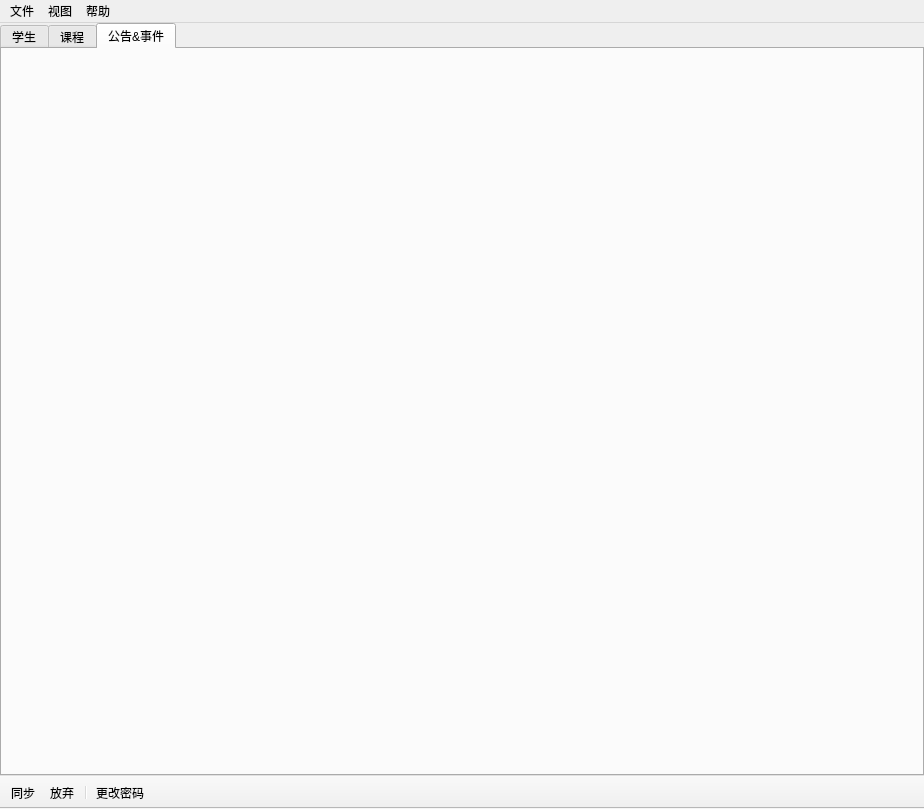
Above: src/ClassAdmin/MainWindow.ui from bili9blood/ClassSystem before the change. Below: the same form after it.
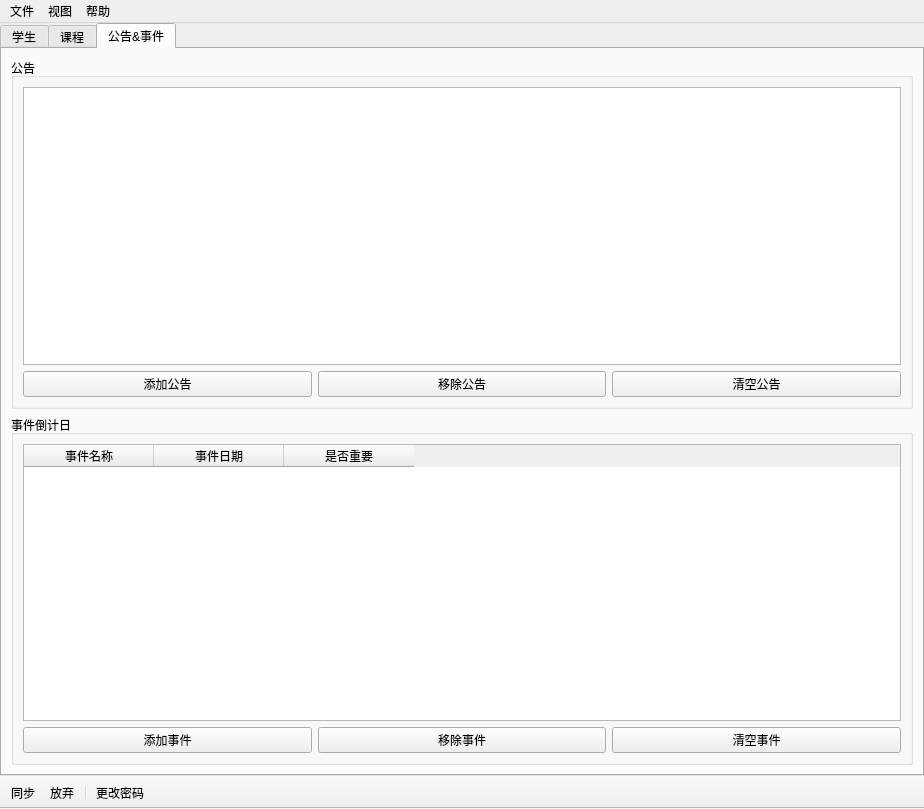
That is the form after the change. The open tabs and pages were chosen to show the change. Icons and pictures are not drawn.

Commit message: ✨ feat(ClassAdmin): 可编辑公告、事件

```diff
--- a/src/ClassAdmin/MainWindow.ui
+++ b/src/ClassAdmin/MainWindow.ui
@@ -565,6 +565,126 @@
        <attribute name="title">
         <string>公告&amp;&amp;事件</string>
        </attribute>
+       <layout class="QVBoxLayout" name="verticalLayout_4">
+        <item>
+         <widget class="QGroupBox" name="groupBoxNotices">
+          <property name="title">
+           <string>公告</string>
+          </property>
+          <layout class="QGridLayout" name="gridLayout_6">
+           <item row="1" column="0">
+            <widget class="QPushButton" name="btnAddNotice">
+             <property name="text">
+              <string>添加公告</string>
+             </property>
+            </widget>
+           </item>
+           <item row="1" column="1">
+            <widget class="QPushButton" name="btnRemoveNotice">
+             <property name="text">
+              <string>移除公告</string>
+             </property>
+            </widget>
+           </item>
+           <item row="1" column="2">
+            <widget class="QPushButton" name="btnClearNotices">
+             <property name="text">
+              <string>清空公告</string>
+             </property>
+            </widget>
+           </item>
+           <item row="0" column="0" colspan="3">
+            <widget class="QTableWidget" name="noticesTable">
+             <property name="verticalScrollMode">
+              <enum>QAbstractItemView::ScrollPerPixel</enum>
+             </property>
+             <property name="horizontalScrollMode">
+              <enum>QAbstractItemView::ScrollPerPixel</enum>
+             </property>
+             <property name="columnCount">
+              <number>1</number>
+             </property>
+             <attribute name="horizontalHeaderVisible">
+              <bool>false</bool>
+             </attribute>
+             <attribute name="verticalHeaderVisible">
+              <bool>false</bool>
+             </attribute>
+             <attribute name="verticalHeaderMinimumSectionSize">
+              <number>185</number>
+             </attribute>
+             <attribute name="verticalHeaderDefaultSectionSize">
+              <number>185</number>
+             </attribute>
+             <column>
+              <property name="text">
+               <string/>
+              </property>
+             </column>
+            </widget>
+           </item>
+          </layout>
+         </widget>
+        </item>
+        <item>
+         <widget class="QGroupBox" name="groupBoxEvents">
+          <property name="title">
+           <string>事件倒计日</string>
+          </property>
+          <layout class="QGridLayout" name="gridLayout_5">
+           <item row="0" column="0" colspan="3">
+            <widget class="QTableWidget" name="eventsTable">
+             <property name="rowCount">
+              <number>0</number>
+             </property>
+             <attribute name="horizontalHeaderMinimumSectionSize">
+              <number>80</number>
+             </attribute>
+             <attribute name="horizontalHeaderDefaultSectionSize">
+              <number>130</number>
+             </attribute>
+             <column>
+              <property name="text">
+               <string>事件名称</string>
+              </property>
+             </column>
+             <column>
+              <property name="text">
+               <string>事件日期</string>
+              </property>
+             </column>
+             <column>
+              <property name="text">
+               <string>是否重要</string>
+              </property>
+             </column>
+            </widget>
+           </item>
+           <item row="1" column="0">
+            <widget class="QPushButton" name="pushButton">
+             <property name="text">
+              <string>添加事件</string>
+             </property>
+            </widget>
+           </item>
+           <item row="1" column="1">
+            <widget class="QPushButton" name="pushButton_2">
+             <property name="text">
+              <string>移除事件</string>
+             </property>
+            </widget>
+           </item>
+           <item row="1" column="2">
+            <widget class="QPushButton" name="pushButton_3">
+             <property name="text">
+              <string>清空事件</string>
+             </property>
+            </widget>
+           </item>
+          </layout>
+         </widget>
+        </item>
+       </layout>
       </widget>
      </widget>
     </item>
```
Left out of the diff: 126 changed lines with no effect on the pictures. The commit also changes 8 other files.
